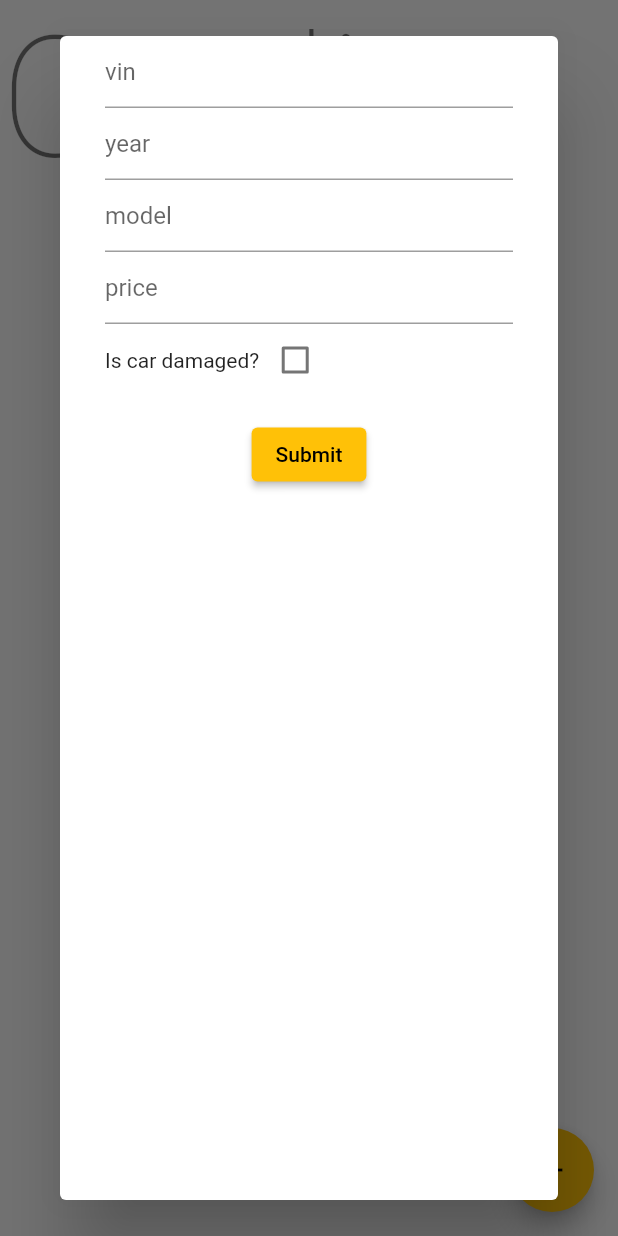
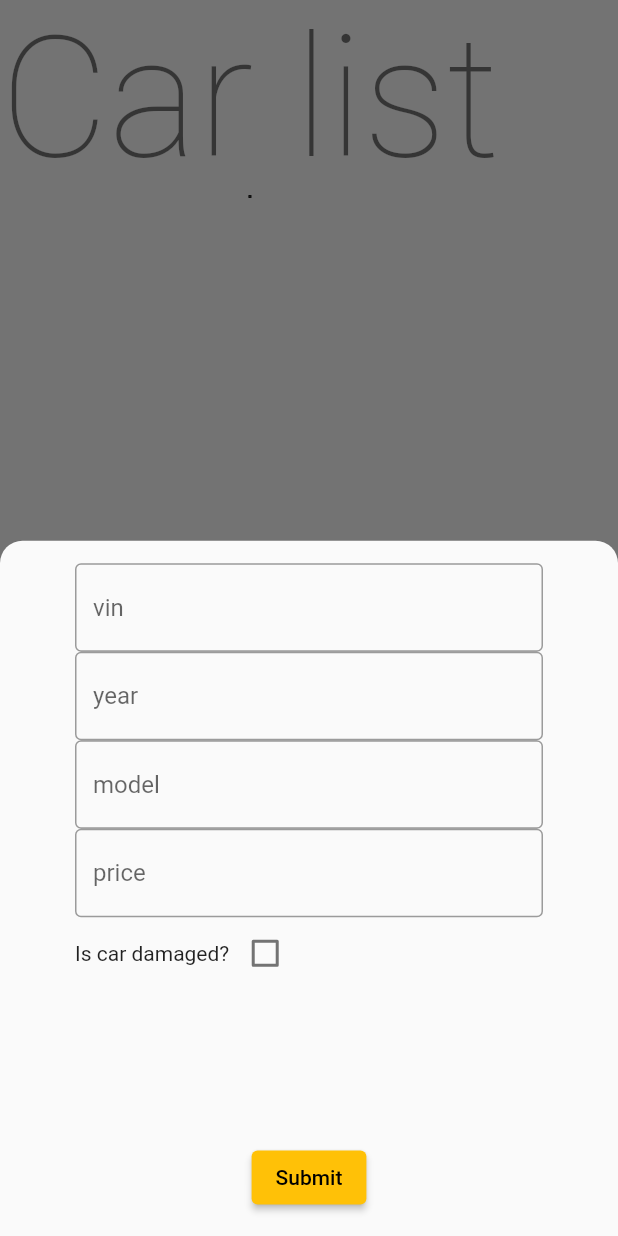
Before and after one commit to tyanochkuby/hive_example, a Flutter app: the screen it shows after launch, after a tap on the "add" icon, on a phone screen of 412 x 824 dp. Run offline on Flutter 3.47's test engine with Material 2 defaults, Android fonts, the phone set to English and light mode, and no system bars; our stand-ins replace hive, hive_flutter; accounts and stored records are empty.

```diff
--- a/lib/pages/cars_page.dart
+++ b/lib/pages/cars_page.dart
@@ -18,6 +18,18 @@ class _CarsPageState extends State<CarsPage> {
 
     super.dispose();
   }
+
+  final TextEditingController vinController = TextEditingController();
+
+  final TextEditingController yearController = TextEditingController();
+
+  final TextEditingController modelController = TextEditingController();
+
+  final TextEditingController priceController = TextEditingController();
+
+  String errorMessage = '';
+
+  bool isDamaged = false;
 
   @override
   Widget build(BuildContext context) {
@@ -41,26 +53,6 @@ class _CarsPageState extends State<CarsPage> {
                   children: List<TableRow>.generate(cars.length, (index) {
                     final car = cars.elementAt(index);
                     return TableRow(children: [
-                      //     Padding(
-                      //     padding: EdgeInsets.all(5.0),
-                      //     child: Text(car.vin, textAlign: TextAlign.center),
-                      // ),
-                      // Padding(
-                      //     padding: EdgeInsets.all(5.0),
-                      //     child: Text(car.year.toString(), textAlign: TextAlign.center),
-                      // ),
-                      // Padding(
-                      //     padding: EdgeInsets.all(5.0),
-                      //     child: Text(car.model, textAlign: TextAlign.center),
-                      // ),
-                      // Padding(
-                      //     padding: EdgeInsets.all(5.0),
-                      //     child: Text('${car.price}\$', textAlign: TextAlign.center),
-                      // ),
-                      // if(car.isDamaged)
-                      //   const Padding(padding: EdgeInsets.all(5.0),
-                      //   child: Text('Damaged', textAlign: TextAlign.center,),
-                      //   )
                       const Spacer(),
                       SizedBox(
                         width: MediaQuery.of(context).size.width * 0.3,
@@ -100,55 +92,38 @@ class _CarsPageState extends State<CarsPage> {
       ),
       floatingActionButton: FloatingActionButton(
           child: const Icon(Icons.add),
-          onPressed: () => showDialog(
-              context: context, builder: (context) => CarCreateDialog())),
-    );
-  }
-
-  // ignore: non_constant_identifier_names
-}
-
-class CarCreateDialog extends StatefulWidget {
-  @override
-  State<CarCreateDialog> createState() => _CarCreateDialogState();
-}
-
-class _CarCreateDialogState extends State<CarCreateDialog> {
-  final TextEditingController vinController = TextEditingController();
-
-  final TextEditingController yearController = TextEditingController();
-
-  final TextEditingController modelController = TextEditingController();
-
-  final TextEditingController priceController = TextEditingController();
-
-  String errorMessage = '';
-
-  bool isDamaged = false;
-
-  @override
-  Widget build(BuildContext context) {
-    return Dialog(
-      child: Padding(
-        padding: const EdgeInsets.symmetric(horizontal: 30),
+          onPressed: () => showModalBottomSheet(
+              shape: const RoundedRectangleBorder(
+                  borderRadius:
+                      BorderRadius.vertical(top: Radius.circular(15))),
+              context: context,
+              builder: (context) {
+                return StatefulBuilder(builder: (context, setModalState) {
+                  return Padding(
+                    padding: const EdgeInsets.symmetric(
+                        horizontal: 50, vertical: 15),
                     child: Column(children: [
-          TextFormField(
-            decoration: const InputDecoration(hintText: 'vin'),
+                      TextField(
+                        decoration: const InputDecoration(
+                            border: OutlineInputBorder(), hintText: 'vin'),
                         controller: vinController,
                         keyboardType: TextInputType.text,
                       ),
-          TextFormField(
-            decoration: const InputDecoration(hintText: 'year'),
+                      TextField(
+                        decoration: const InputDecoration(
+                            border: OutlineInputBorder(), hintText: 'year'),
                         controller: yearController,
                         keyboardType: TextInputType.number,
                       ),
-          TextFormField(
-            decoration: const InputDecoration(hintText: 'model'),
+                      TextField(
+                        decoration: const InputDecoration(
+                            border: OutlineInputBorder(), hintText: 'model'),
                         controller: modelController,
                         keyboardType: TextInputType.text,
                       ),
-          TextFormField(
-            decoration: const InputDecoration(hintText: 'price'),
+                      TextField(
+                        decoration: const InputDecoration(
+                            border: OutlineInputBorder(), hintText: 'price'),
                         controller: priceController,
                         keyboardType: TextInputType.number,
                       ),
@@ -157,30 +132,34 @@ class _CarCreateDialogState extends State<CarCreateDialog> {
                           const Text('Is car damaged?'),
                           Checkbox(
                               value: isDamaged,
-                  onChanged: ((newValue) => setState(() {
+                              onChanged: ((newValue) => setModalState(() {
                                     isDamaged = newValue!;
                                   }))),
                         ],
                       ),
-          errorMessage == ''
-              ? const SizedBox(
-                  height: 15,
-                )
-              : SizedBox(
-                  height: 15,
-                  child: Text(
+                      Text(
                         errorMessage,
-                    style: const TextTheme()
-                        .bodyMedium!
-                        .copyWith(color: Colors.red),
-                  )),
+                        style: const TextStyle(color: Colors.red),
+                      ),
+                      const Spacer(),
                       ElevatedButton(
                           onPressed: () {
-                errorMessage =
-                    (vinController.text.isEmpty ? 'Enter VIN\n' : '') +
-                        (yearController.text.isEmpty ? 'Enter year\n' : '') +
-                        (modelController.text.isEmpty ? 'Enter model\n' : '') +
-                        (priceController.text.isEmpty ? 'Enter price\n' : '');
+                            setModalState(() {
+                              errorMessage = (vinController.text.isEmpty
+                                      ? 'Enter VIN '
+                                      : '') +
+                                  (yearController.text.isEmpty
+                                      ? 'Enter year '
+                                      : '') +
+                                  (modelController.text.isEmpty
+                                      ? 'Enter model '
+                                      : '') +
+                                  (priceController.text.isEmpty
+                                      ? 'Enter price '
+                                      : '');
+                              print(errorMessage);
+                            });
+
                             if (errorMessage == '') {
                               addCar(
                                   vinController.text,
@@ -188,13 +167,18 @@ class _CarCreateDialogState extends State<CarCreateDialog> {
                                   modelController.text,
                                   double.parse(priceController.text),
                                   isDamaged);
+                              Navigator.pop(context);
                             }
                           },
                           child: const Text('Submit'))
                     ]),
-      ),
+                  );
+                });
+              })),
     );
   }
+
+  // ignore: non_constant_identifier_names
 }
 
 void addCar(String vin, int year, String model, double price, bool isDamaged) {
```
Lines whose indentation alone changed are shown as unchanged.
